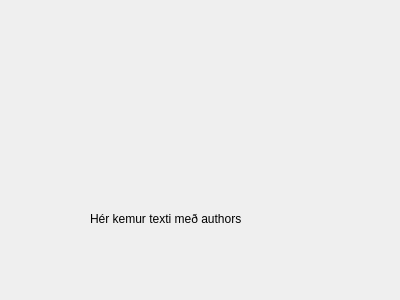
Above: famGUI/info.ui from gdgunnars/famCS3.0 before the change. Below: the same form after it.
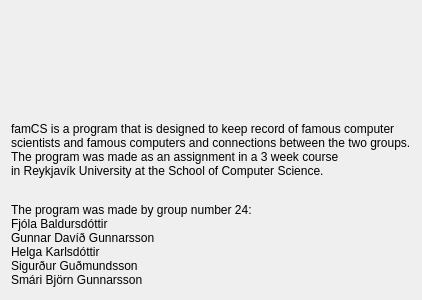
That is the form after the change. Icons and pictures are not drawn.

What changed in the file:
```diff
--- a/famGUI/info.ui
+++ b/famGUI/info.ui
@@ -13,35 +13,48 @@
   <property name="windowTitle">
    <string>Dialog</string>
   </property>
-  <widget class="QLabel" name="label">
-   <property name="geometry">
-    <rect>
-     <x>20</x>
-     <y>20</y>
-     <width>221</width>
-     <height>71</height>
-    </rect>
-   </property>
+  <property name="windowIcon">
+   <iconset resource="resources.qrc">
+    <normaloff>:/icons/Images/famCSicon.png</normaloff>:/icons/Images/famCSicon.png</iconset>
+  </property>
+  <layout class="QVBoxLayout" name="verticalLayout">
+   <item>
+    <layout class="QHBoxLayout" name="horizontalLayout">
+     <item>
+      <widget class="QLabel" name="label_3">
    <property name="text">
     <string/>
    </property>
    <property name="pixmap">
-    <pixmap>Images/famCSStar.png</pixmap>
-   </property>
-  </widget>
+        <pixmap resource="resources.qrc">:/logos/Images/famCSStar.png</pixmap>
+       </property>
+      </widget>
+     </item>
+    </layout>
+   </item>
+   <item>
+    <widget class="QLabel" name="label">
+     <property name="text">
+      <string>famCS is a program that is designed to keep record of famous computer 
+scientists and famous computers and connections between the two groups. 
+The program was made as an assignment in a 3 week course 
+in Reykjavík University at the School of Computer Science.</string>
+     </property>
+    </widget>
+   </item>
+   <item>
   <widget class="QLabel" name="label_2">
-   <property name="geometry">
-    <rect>
-     <x>90</x>
-     <y>210</y>
-     <width>271</width>
-     <height>17</height>
-    </rect>
-   </property>
    <property name="text">
-    <string>Hér kemur texti með authors</string>
-   </property>
-  </widget>
+      <string>The program was made by group number 24: 
+Fjóla Baldursdóttir
+Gunnar Davíð Gunnarsson 
+Helga Karlsdóttir 
+Sigurður Guðmundsson 
+Smári Björn Gunnarsson</string>
+     </property>
+    </widget>
+   </item>
+  </layout>
  </widget>
  <resources/>
  <connections/>
```
Left out of the diff: 6 changed lines with no effect on the pictures. Lines whose indentation alone changed are shown as unchanged.
